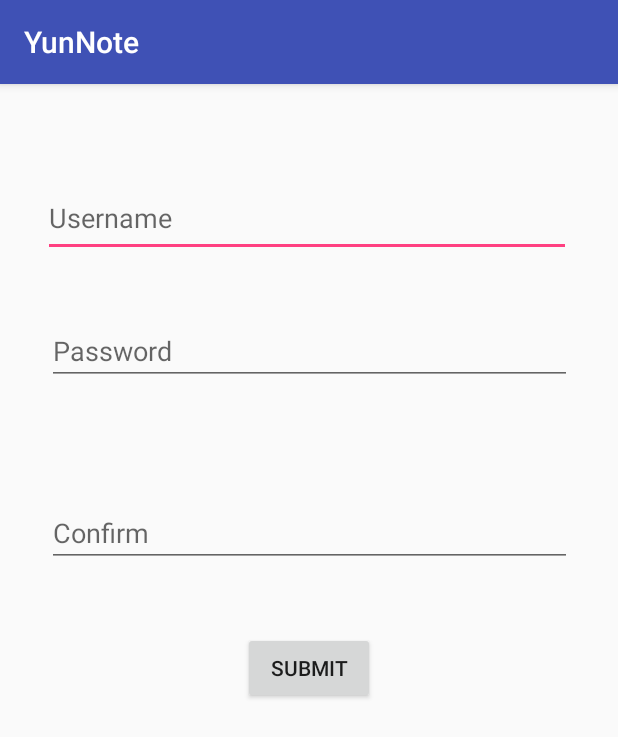
After one commit to WangHexie/YunNote, an Android app: the RegisterActivity screen opened directly, with no data from a screen before it, on a phone screen of 412 x 824 dp. The commit adds this screen. Shown: the top 737 px of the screen. Run offline under Robolectric (Android 15) with nearby library versions, the phone set to English and light mode, and no system bars.

Commit message:
大成功　！！！　Login　＋　register　＋cookieチェック

```diff
--- a/client/MobileApp/app/src/main/AndroidManifest.xml
+++ b/client/MobileApp/app/src/main/AndroidManifest.xml
@@ -16,7 +16,7 @@
         android:theme="@style/AppTheme">
         <activity
             android:name=".LoginActivity"
-            android:exported="true"></activity>
+            android:exported="true" />
         <activity
             android:name=".MainActivity"
             android:exported="true"
@@ -29,10 +29,11 @@
             android:theme="@style/AppTheme.NoActionBar">
             <intent-filter>
                 <action android:name="android.intent.action.MAIN" />
+
                 <category android:name="android.intent.category.LAUNCHER" />
             </intent-filter>
-
         </activity>
+        <activity android:name=".RegisterActivity"></activity>
     </application>
 
 </manifest>
--- /dev/null
+++ b/client/MobileApp/app/src/main/java/com/app/mobile/mobileapp/RegisterActivity.java
@@ -0,0 +1,91 @@
+package com.app.mobile.mobileapp;
+
+import android.content.Intent;
+import android.content.SharedPreferences;
+import android.os.Handler;
+import android.os.Message;
+import android.support.v7.app.AppCompatActivity;
+import android.os.Bundle;
+import android.view.View;
+import android.widget.Button;
+import android.widget.EditText;
+import android.widget.TextView;
+import android.widget.Toast;
+
+import mobileapp.Function.network;
+
+import static android.widget.Toast.LENGTH_LONG;
+
+public class RegisterActivity extends AppCompatActivity {
+
+    private EditText username;
+    private EditText password;
+    private EditText pass_confirm;
+    private Button btn;
+    private final static int SIGN_SUCCESS = 1000;
+    private final static int SIGN_FAILED = 1001;
+    private Handler mhandler = new Handler() {
+        @Override
+        public void handleMessage(Message msg) {
+            switch (msg.what) {
+                case SIGN_SUCCESS:
+                    Toast.makeText(RegisterActivity.this, "OK", LENGTH_LONG).show();
+                    Intent intent = new Intent(RegisterActivity.this , MainActivity.class);
+                    startActivity(intent);
+                    break;
+                case SIGN_FAILED:
+                    Toast.makeText(RegisterActivity.this, "注册失败", LENGTH_LONG).show();
+                    break;
+            }
+        }
+
+        ;
+    };
+
+
+    @Override
+    protected void onCreate(Bundle savedInstanceState) {
+        super.onCreate(savedInstanceState);
+        setContentView(R.layout.activity_register);
+
+        username = findViewById(R.id.username);
+        password = findViewById(R.id.password);
+        pass_confirm = findViewById(R.id.pass_confirm);
+        btn = findViewById(R.id.sub_btn);
+
+        btn.setOnClickListener(new View.OnClickListener() {
+            @Override
+            public void onClick(View view) {
+
+                if (!username.getText().toString().equals("") && password.getText().toString().equals(pass_confirm.getText().toString())){
+
+                    new Thread(){
+                        @Override
+                        public void run() {
+                            super.run();
+                            System.out.println("进来了");
+                            String nameExistCheckResult = network.ifNameExist(username.getText().toString());
+                            System.out.println(nameExistCheckResult);
+                            if (nameExistCheckResult.equals("1"))
+                                mhandler.sendEmptyMessage(SIGN_FAILED);
+                            else if (nameExistCheckResult.equals("0")){
+                                String signResult = network.signIn(username.getText().toString() , password.getText().toString());
+                                System.out.println(signResult);
+                                if (!signResult.equals("0")){
+                                    SharedPreferences preferences = getSharedPreferences("cookieRW", MODE_PRIVATE);
+                                    SharedPreferences.Editor editor = preferences.edit();
+                                    editor.putString("cookieRW",signResult);
+                                    editor.commit();
+                                    mhandler.sendEmptyMessage(SIGN_SUCCESS);
+                                }
+
+                            }
+
+
+                        }
+                    }.start();
+                }
+            }
+        });
+    }
+}
--- a/client/MobileApp/app/src/main/java/mobileapp/Function/CookieCheck.java
+++ b/client/MobileApp/app/src/main/java/mobileapp/Function/CookieCheck.java
@@ -19,7 +19,7 @@ public class CookieCheck {
                 .add("cookies", cookie)
                 .build();
         Request request = new Request.Builder()
-                .url("http://10.0.2.2:5000/list")
+                .url("http://ipv4.dfen.xyz:5000/list")
                 .post(body)
                 .build();
         Response response = null;
--- a/client/MobileApp/app/src/main/java/mobileapp/Function/Login.java
+++ b/client/MobileApp/app/src/main/java/mobileapp/Function/Login.java
@@ -16,7 +16,7 @@ public class Login {
                 .add("password", password)
                 .build();
         Request request = new Request.Builder()
-                .url("http://10.0.2.2:5000/login")
+                .url("http://ipv4.dfen.xyz:5000/login")
                 .post(body)
                 .build();
         try {
--- a/client/MobileApp/app/src/main/java/mobileapp/Function/StringReformat.java
+++ b/client/MobileApp/app/src/main/java/mobileapp/Function/StringReformat.java
@@ -30,7 +30,7 @@ public class StringReformat {
     public static void main(String[] args) {
         Scanner sc = new Scanner(System.in);
         String y = sc.nextLine();
-        Network.print(StringReformat.toDocList(y));
+        network.print(StringReformat.toDocList(y));
         //{"list": ["879546", "879546", "879546", "879546", "879546", "879546", "879546", "879546", "879546", "879546", "879546", "879546", "big"]}
     }
 }
--- a/client/MobileApp/app/src/main/java/mobileapp/Function/network.java
+++ b/client/MobileApp/app/src/main/java/mobileapp/Function/network.java
@@ -10,7 +10,7 @@ import java.net.URLConnection;
 import java.util.List;
 import java.util.Map;
 
-public class Network {
+public class network {
     static String url = "http://ipv4.dfen.xyz:5000/";
 
     public static String getDoc(String key) {
--- /dev/null
+++ b/client/MobileApp/app/src/main/res/layout/activity_register.xml
@@ -0,0 +1,69 @@
+<?xml version="1.0" encoding="utf-8"?>
+<android.support.constraint.ConstraintLayout xmlns:android="http://schemas.android.com/apk/res/android"
+    xmlns:app="http://schemas.android.com/apk/res-auto"
+    xmlns:tools="http://schemas.android.com/tools"
+    android:layout_width="match_parent"
+    android:layout_height="match_parent"
+    tools:context=".RegisterActivity">
+
+    <EditText
+        android:id="@+id/username"
+        android:layout_width="352dp"
+        android:layout_height="51dp"
+        android:layout_marginEnd="11dp"
+        android:layout_marginStart="8dp"
+        android:layout_marginTop="64dp"
+        android:ems="10"
+        android:hint="Username"
+        android:inputType="textEmailAddress"
+        app:layout_constraintEnd_toEndOf="parent"
+        app:layout_constraintStart_toStartOf="parent"
+        app:layout_constraintTop_toTopOf="parent" />
+
+    <EditText
+        android:id="@+id/password"
+        android:layout_width="350dp"
+        android:layout_height="wrap_content"
+        android:layout_marginEnd="8dp"
+        android:layout_marginStart="8dp"
+        android:layout_marginTop="40dp"
+        android:ems="10"
+        android:hint="Password"
+        android:inputType="textPassword"
+        app:layout_constraintEnd_toEndOf="parent"
+        app:layout_constraintStart_toStartOf="parent"
+        app:layout_constraintTop_toBottomOf="@+id/username" />
+
+    <EditText
+        android:id="@+id/pass_confirm"
+        android:layout_width="350dp"
+        android:layout_height="45dp"
+        android:layout_marginBottom="8dp"
+        android:layout_marginEnd="8dp"
+        android:layout_marginStart="8dp"
+        android:layout_marginTop="8dp"
+        android:ems="10"
+        android:hint="Confirm"
+        android:inputType="textPassword"
+        app:layout_constraintBottom_toBottomOf="parent"
+        app:layout_constraintEnd_toEndOf="parent"
+        app:layout_constraintStart_toStartOf="parent"
+        app:layout_constraintTop_toBottomOf="@+id/password"
+        app:layout_constraintVertical_bias="0.134" />
+
+    <Button
+        android:id="@+id/sub_btn"
+        android:layout_width="wrap_content"
+        android:layout_height="wrap_content"
+        android:layout_marginBottom="8dp"
+        android:layout_marginEnd="8dp"
+        android:layout_marginStart="8dp"
+        android:layout_marginTop="8dp"
+        android:text="Submit"
+        app:layout_constraintBottom_toBottomOf="parent"
+        app:layout_constraintEnd_toEndOf="parent"
+        app:layout_constraintStart_toStartOf="parent"
+        app:layout_constraintTop_toBottomOf="@+id/pass_confirm"
+        app:layout_constraintVertical_bias="0.093" />
+
+</android.support.constraint.ConstraintLayout>
```
Also changed, not shown: client/MobileApp/app/src/main/java/com/app/mobile/mobileapp/EnterActivity.java (+6 -5 lines), client/MobileApp/app/src/main/java/com/app/mobile/mobileapp/LoginActivity.java (+48 -4 lines), client/MobileApp/app/src/main/res/layout/activity_login.xml (+10 -0 lines).
